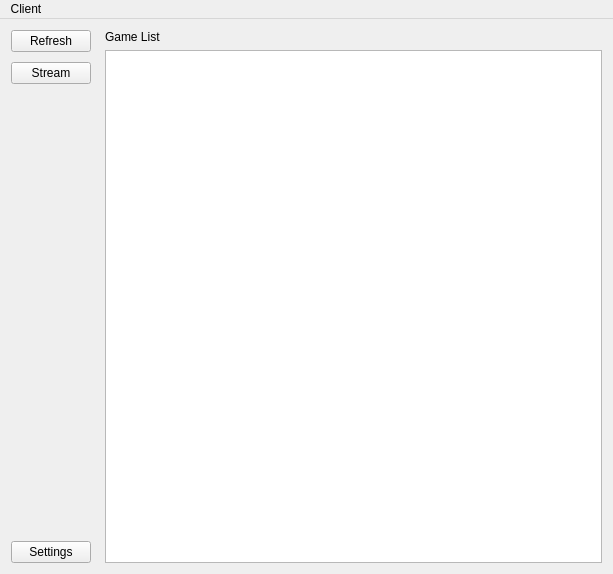
First picture: the form in client/client.ui, repository HackerSchool/r2p, before the edit.
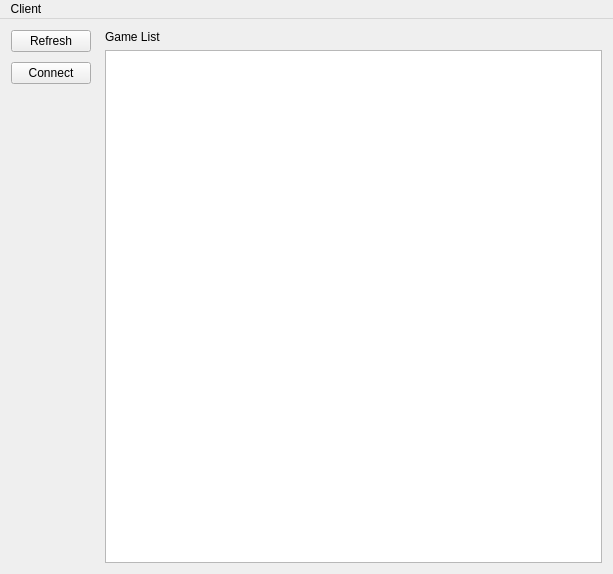
Second picture: the form after the edit. Icons and pictures are not drawn.

Commit message: move connectWindow to r2p, usable state

The edit to the form file:
```diff
--- a/client/client.ui
+++ b/client/client.ui
@@ -43,7 +43,7 @@
        <item>
         <widget class="QPushButton" name="streamButton">
          <property name="text">
-          <string>Stream</string>
+          <string>Connect</string>
          </property>
         </widget>
        </item>
@@ -60,13 +60,6 @@
          </property>
         </spacer>
        </item>
-       <item>
-        <widget class="QPushButton" name="settingsButton">
-         <property name="text">
-          <string>Settings</string>
-         </property>
-        </widget>
-       </item>
       </layout>
      </widget>
     </item>
```
Left out of the diff: 4 changed lines with no effect on the pictures. The commit also changes 14 other files.
